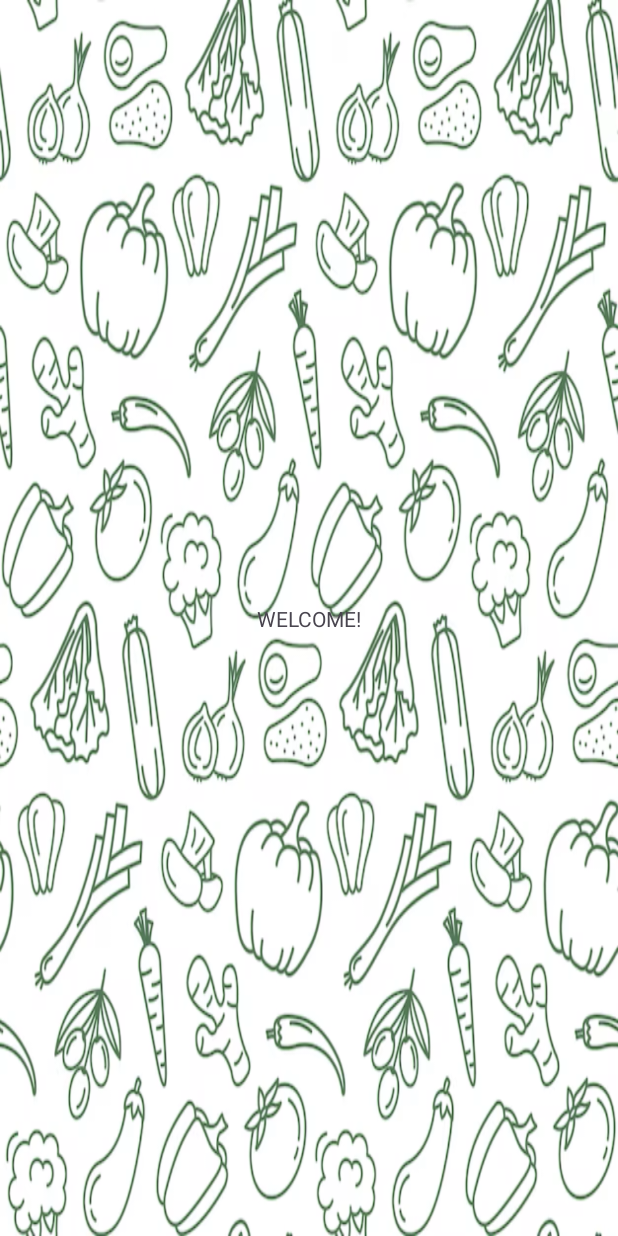
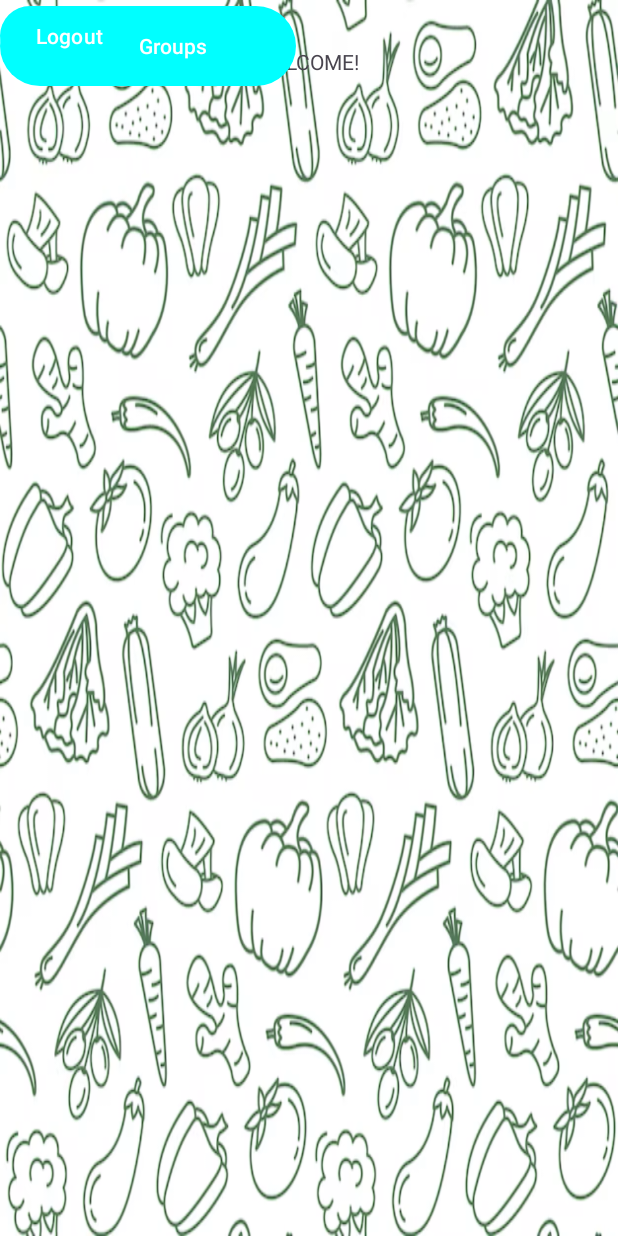
Before and after one commit to liangkuanhon/Groceries, an Android app: the MainActivity screen opened directly, with no data from a screen before it, on a phone screen of 412 x 824 dp. Run offline under Robolectric (Android 15) with nearby library versions, the phone set to English and light mode, and no system bars.

Commit message:
Added BFS java files for routing later. Added features so that if user is already logged in, they do not need to login again, skips straight to main page

```diff
--- a/app/build.gradle.kts
+++ b/app/build.gradle.kts
@@ -43,4 +43,5 @@ dependencies {
     testImplementation(libs.junit)
     androidTestImplementation(libs.ext.junit)
     androidTestImplementation(libs.espresso.core)
+
 }
--- a/app/src/main/AndroidManifest.xml
+++ b/app/src/main/AndroidManifest.xml
@@ -31,6 +31,8 @@
             android:exported="false">
 
         </activity>
+
+        <activity android:name=".GroupActivity" android:exported="false" />
     </application>
 
 </manifest>
--- /dev/null
+++ b/app/src/main/java/com/example/groceries/Edge.java
@@ -0,0 +1,4 @@
+package com.example.groceries;
+
+public class Edge {
+}
--- /dev/null
+++ b/app/src/main/java/com/example/groceries/Graph.java
@@ -0,0 +1,5 @@
+package com.example.groceries;
+
+public class Graph {
+
+}
--- /dev/null
+++ b/app/src/main/java/com/example/groceries/Vertex.java
@@ -0,0 +1,4 @@
+package com.example.groceries;
+
+public class Vertex {
+}
--- /dev/null
+++ b/app/src/main/res/layout/activity_groupview.xml
@@ -0,0 +1,6 @@
+<?xml version="1.0" encoding="utf-8"?>
+<androidx.constraintlayout.widget.ConstraintLayout xmlns:android="http://schemas.android.com/apk/res/android"
+    android:layout_width="match_parent"
+    android:layout_height="match_parent">
+
+</androidx.constraintlayout.widget.ConstraintLayout>
--- a/app/src/main/res/layout/activity_main.xml
+++ b/app/src/main/res/layout/activity_main.xml
@@ -14,7 +14,27 @@
         android:text="WELCOME!"
         app:layout_constraintBottom_toBottomOf="parent"
         app:layout_constraintEnd_toEndOf="parent"
+        app:layout_constraintHorizontal_bias="0.498"
         app:layout_constraintStart_toStartOf="parent"
-        app:layout_constraintTop_toTopOf="parent" />
+        app:layout_constraintTop_toTopOf="parent"
+        app:layout_constraintVertical_bias="0.039" />
+
+    <!--To view your groups -->
+    <Button
+        android:id="@+id/yourgroups_button"
+        android:layout_width="197dp"
+        android:layout_height="61dp"
+        android:text="Your Groups"
+        tools:layout_editor_absoluteX="107dp"
+        tools:layout_editor_absoluteY="105dp" />
+
+    <!--LOGOUT button -->
+    <Button
+        android:id="@+id/logout_button"
+        android:layout_width="wrap_content"
+        android:layout_height="wrap_content"
+        android:text="Logout"
+        android:layout_centerInParent="true" />
+
 
 </androidx.constraintlayout.widget.ConstraintLayout>
```
Also changed, not shown: app/src/main/java/com/example/groceries/GroupActivity.java (added, +12 -0 lines), app/src/main/java/com/example/groceries/LoginActivity.java (+35 -6 lines), app/src/main/java/com/example/groceries/MainActivity.java (+41 -1 lines).
